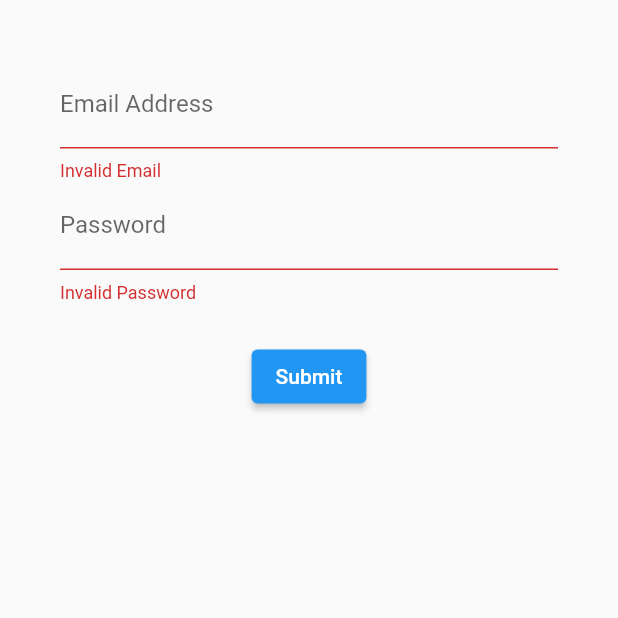
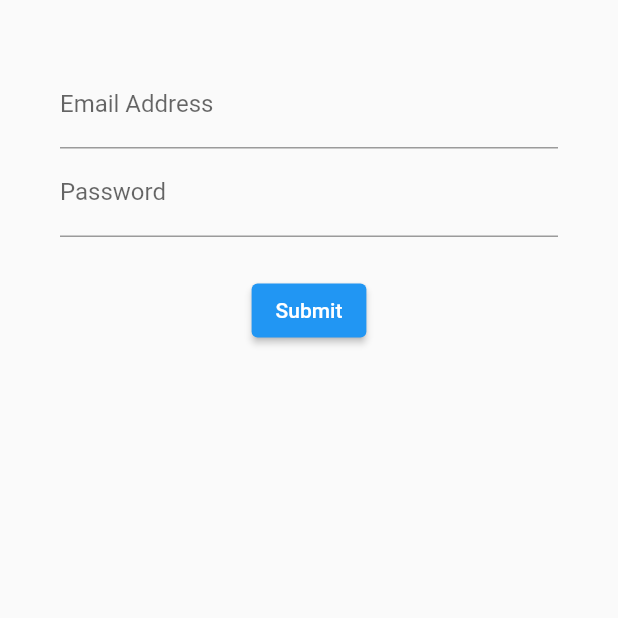
Before and after one commit to Armiron/login_bloc, a Flutter app: the screen it shows after launch, on a phone screen of 412 x 824 dp, the top half of it. Run offline on Flutter 3.47's test engine with Material 2 defaults, Android fonts, the phone set to English and light mode, and no system bars.

Commit message:
Added bloc to email and password

```diff
--- a/lib/src/screens/login_screen.dart
+++ b/lib/src/screens/login_screen.dart
@@ -1,3 +1,5 @@
+import 'dart:async';
+
 import 'package:flutter/material.dart';
 import '../blocs/bloc.dart';
 
@@ -17,25 +19,39 @@ class LoginScreen extends StatelessWidget {
   }
 
   Widget emailField() {
+    return StreamBuilder(
+      stream: bloc.emailStream,
+      builder: (context, snapshot) {
         return TextField(
           keyboardType: TextInputType.emailAddress,
-      onChanged: (context) {},
+          onChanged: bloc.changeEmail,
+          // onChanged: (newValue) {
+          //   bloc.changeEmail(newValue);
+          // },
           decoration: InputDecoration(
             hintText: 'you@example.com',
             labelText: 'Email Address',
-        errorText: 'Invalid Email',
+            errorText: snapshot.hasError ? '${snapshot.error}' : null,
           ),
+        );
+      },
     );
   }
 
   Widget passwordField() {
+    return StreamBuilder(
+      stream: bloc.passwordStream,
+      builder: (context, snapshot) {
         return TextField(
           // obscureText: true,
+          onChanged: bloc.changePassword,
           decoration: InputDecoration(
             hintText: "Password",
             labelText: "Password",
-        errorText: 'Invalid Password',
+            errorText: snapshot.hasError ? '${snapshot.error}' : null,
           ),
+        );
+      },
     );
   }
 
```
Lines whose indentation alone changed are shown as unchanged.
